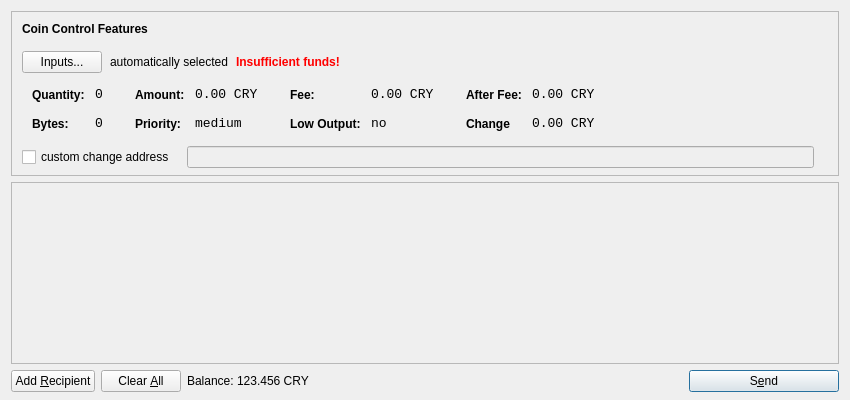
First picture: the form in src/qt/forms/sendcoinsdialog.ui, repository kbradsha/cryptcoin, before the edit.
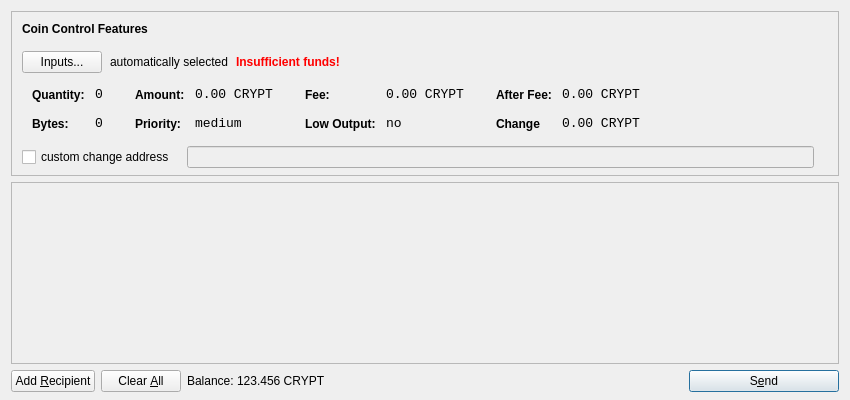
Second picture: the form after the edit. Icons and pictures are not drawn.

Patch:
```diff
--- a/src/qt/forms/sendcoinsdialog.ui
+++ b/src/qt/forms/sendcoinsdialog.ui
@@ -321,7 +321,7 @@
                   <enum>Qt::ActionsContextMenu</enum>
                  </property>
                  <property name="text">
-                  <string>0.00 CRY</string>
+                  <string>0.00 CRYPT</string>
                  </property>
                  <property name="textInteractionFlags">
                   <set>Qt::LinksAccessibleByMouse|Qt::TextSelectableByKeyboard|Qt::TextSelectableByMouse</set>
@@ -407,7 +407,7 @@
                   <enum>Qt::ActionsContextMenu</enum>
                  </property>
                  <property name="text">
-                  <string>0.00 CRY</string>
+                  <string>0.00 CRYPT</string>
                  </property>
                  <property name="textInteractionFlags">
                   <set>Qt::LinksAccessibleByMouse|Qt::TextSelectableByKeyboard|Qt::TextSelectableByMouse</set>
@@ -493,7 +493,7 @@
                   <enum>Qt::ActionsContextMenu</enum>
                  </property>
                  <property name="text">
-                  <string>0.00 CRY</string>
+                  <string>0.00 CRYPT</string>
                  </property>
                  <property name="textInteractionFlags">
                   <set>Qt::LinksAccessibleByMouse|Qt::TextSelectableByKeyboard|Qt::TextSelectableByMouse</set>
@@ -525,7 +525,7 @@
                   <enum>Qt::ActionsContextMenu</enum>
                  </property>
                  <property name="text">
-                  <string>0.00 CRY</string>
+                  <string>0.00 CRYPT</string>
                  </property>
                  <property name="textInteractionFlags">
                   <set>Qt::LinksAccessibleByMouse|Qt::TextSelectableByKeyboard|Qt::TextSelectableByMouse</set>
@@ -732,7 +732,7 @@
           <cursorShape>IBeamCursor</cursorShape>
          </property>
          <property name="text">
-          <string>123.456 CRY</string>
+          <string>123.456 CRYPT</string>
          </property>
          <property name="textInteractionFlags">
           <set>Qt::LinksAccessibleByMouse|Qt::TextSelectableByKeyboard|Qt::TextSelectableByMouse</set>
```
